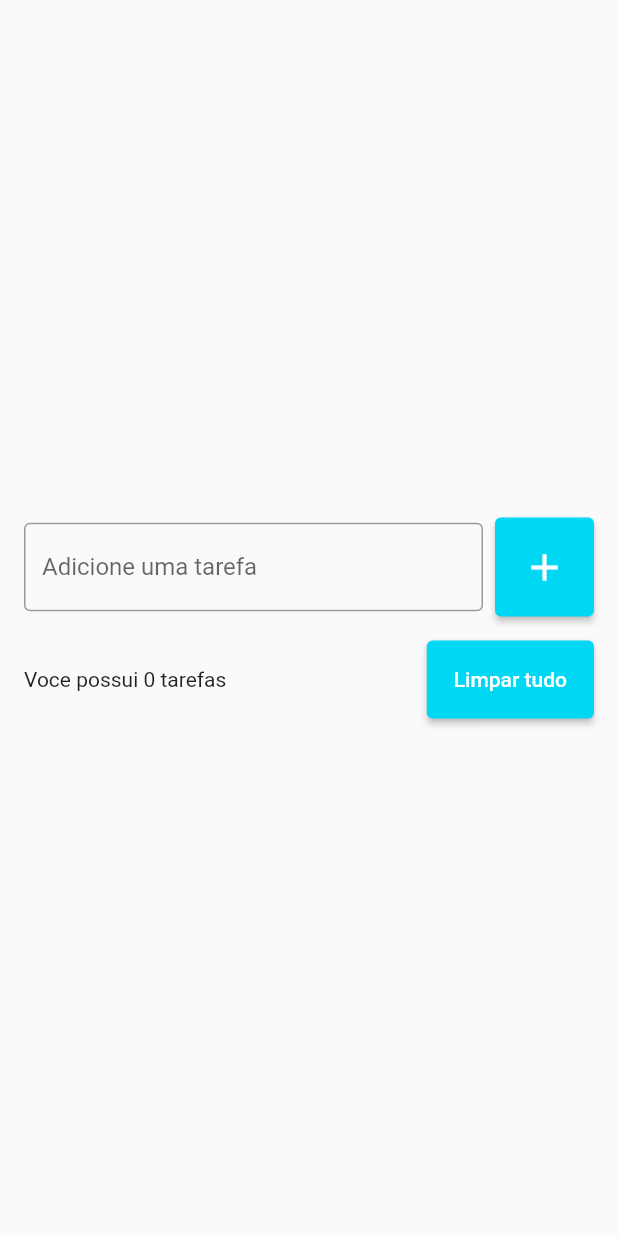
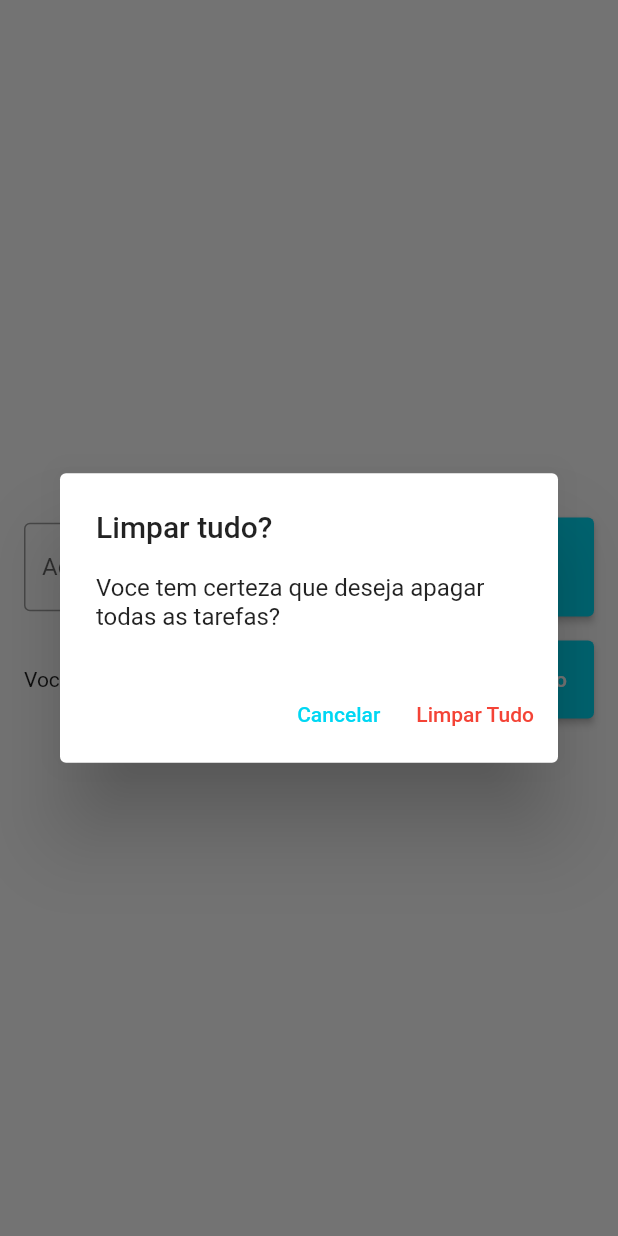
Before and after one commit to ronannc/Flutter-TodoList, a Flutter app: the screen it shows after launch, after a tap on "Limpar tudo", on a phone screen of 412 x 824 dp. Run offline on Flutter 3.47's test engine with Material 2 defaults, Android fonts, the phone set to English and light mode, and no system bars; our stand-ins replace flutter_slidable.

Commit message:
Modal diolog para confirmar deletar todos itens da lista

```diff
--- a/lib/components/list_item.dart
+++ b/lib/components/list_item.dart
@@ -34,7 +34,7 @@ class ListItem extends StatelessWidget {
         child: Container(
           decoration: BoxDecoration(
             borderRadius: BorderRadius.circular(4),
-            color: Colors.grey,
+            color: Colors.grey.shade200,
           ),
           padding: const EdgeInsets.all(8.0),
           child: Column(
--- a/lib/pages/todo_list_page.dart
+++ b/lib/pages/todo_list_page.dart
@@ -4,7 +4,7 @@ import 'package:to_do_list/components/list_item.dart';
 import 'package:to_do_list/models/item.dart';
 
 class TodolistPage extends StatefulWidget {
-  TodolistPage({super.key});
+  const TodolistPage({super.key});
 
   @override
   State<TodolistPage> createState() => _TodolistPageState();
@@ -14,6 +14,8 @@ class _TodolistPageState extends State<TodolistPage> {
   final TextEditingController todoController = TextEditingController();
 
   List<Item> todos = [];
+  Item? deletedItem;
+  int? deletedItemIndex;
 
   @override
   Widget build(BuildContext context) {
@@ -72,12 +74,7 @@ class _TodolistPageState extends State<TodolistPage> {
                           backgroundColor: const Color(0xff00d7f3),
                           padding: const EdgeInsets.all(18),
                         ),
-                        onPressed: () {
-                          todoController.clear();
-                          setState(() {
-                            todos.clear();
-                          });
-                        },
+                        onPressed: showDeleteItensConfirmationDialo,
                         child: const Text('Limpar tudo'))
                   ],
                 )
@@ -90,8 +87,59 @@ class _TodolistPageState extends State<TodolistPage> {
   }
 
   void onDelete(Item item) {
+    deletedItem = item;
+    deletedItemIndex = todos.indexOf(item);
     setState(() {
       todos.remove(item);
     });
+
+    ScaffoldMessenger.of(context).clearSnackBars();
+    ScaffoldMessenger.of(context).showSnackBar(SnackBar(
+      content: Text(
+        'Tarefa ${item.title} foi removido com sucesso!',
+        style: TextStyle(color: Colors.black),
+      ),
+      backgroundColor: Colors.grey.shade200,
+      action: SnackBarAction(
+        label: 'Desfazer',
+        onPressed: () {
+          setState(() {
+            todos.insert(deletedItemIndex!, deletedItem!);
+          });
+        },
+      ),
+    ));
+  }
+
+  void showDeleteItensConfirmationDialo() {
+    showDialog(
+      context: context,
+      builder: (context) => AlertDialog(
+        title: const Text('Limpar tudo?'),
+        content:
+            const Text('Voce tem certeza que deseja apagar todas as tarefas?'),
+        actions: [
+          TextButton(
+            onPressed: () {
+              Navigator.of(context).pop();
+            },
+            child: const Text('Cancelar',
+                style: TextStyle(color: Color(0xff00d7f3))),
+          ),
+          TextButton(
+              onPressed: () {
+                Navigator.of(context).pop();
+                todoController.clear();
+                setState(() {
+                  todos.clear();
+                });
+              },
+              child: const Text(
+                'Limpar Tudo',
+                style: TextStyle(color: Colors.red),
+              )),
+        ],
+      ),
+    );
   }
 }
```
Also changed, not shown: pubspec.lock.
